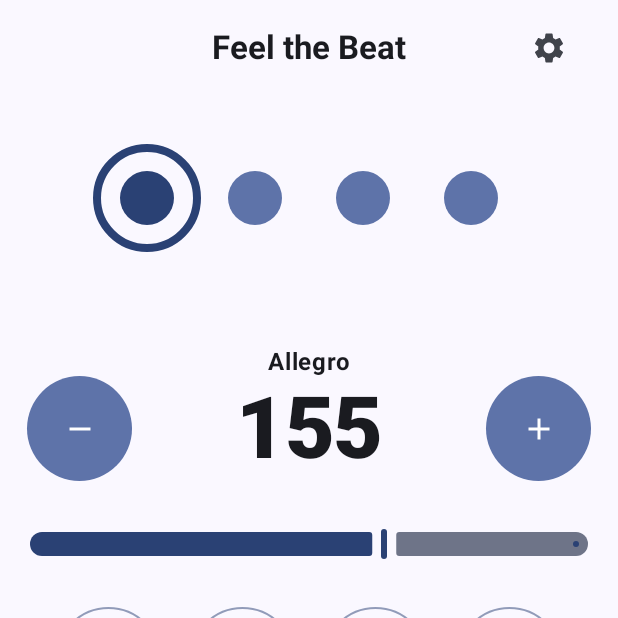
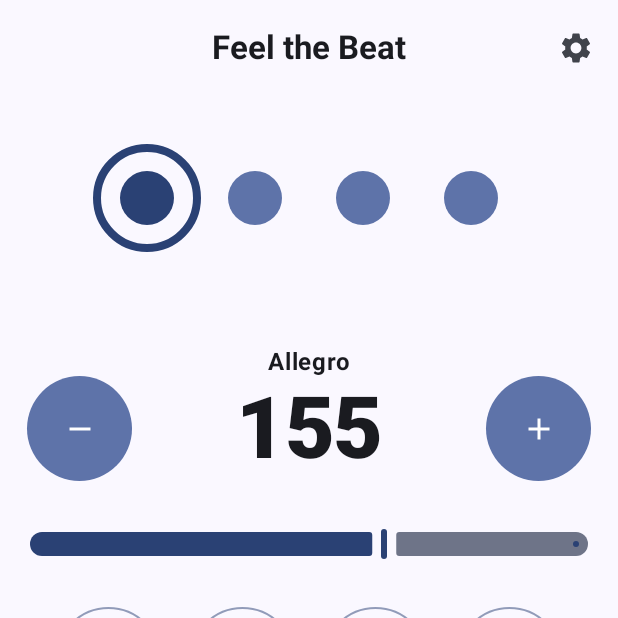
Before and after one commit to Merkost/Metronome, an Android app built with Jetpack Compose: the main screen opened through its navigation route, on a phone screen of 412 x 824 dp, the top half of it. Run offline under Robolectric (Android 15) with nearby library versions, the light colour scheme and no system bars; our stand-ins replace Timber.

Commit message:
Moved top bar to the scaffold on MainScreen

```diff
--- a/app/src/main/java/com/merkost/metronome/screens/MainScreen.kt
+++ b/app/src/main/java/com/merkost/metronome/screens/MainScreen.kt
@@ -42,7 +42,6 @@ import androidx.compose.ui.Alignment
 import androidx.compose.ui.Modifier
 import androidx.compose.ui.draw.drawWithContent
 import androidx.compose.ui.graphics.Color
-import androidx.compose.ui.platform.LocalContext
 import androidx.compose.ui.text.font.FontWeight
 import androidx.compose.ui.text.style.TextAlign
 import androidx.compose.ui.tooling.preview.Preview
@@ -95,9 +94,32 @@ fun MainScreen(onSettingsClicked: () -> Unit) {
             }
         }
     }
+    val primaryColor = MaterialTheme.colorScheme.primary
 
     Scaffold(
-        contentWindowInsets = WindowInsets(0.dp)
+        contentWindowInsets = WindowInsets(0.dp),
+                topBar = {
+            CenterAlignedTopAppBar(
+                modifier = Modifier.drawWithContent {
+                    drawContent()
+                    drawRect(
+                        primaryColor,
+                        alpha = boxColorAnimation.value.coerceIn(0f, 0.5f)
+                    )
+                },
+                title = {
+                    Text(
+                        text = "Feel the Beat",
+                        style = LocalTextStyle.current.copy(fontWeight = FontWeight.Bold)
+                    )
+                },
+                actions = {
+                    IconButton(onClick = onSettingsClicked) {
+                        Icon(Icons.Default.Settings, Icons.Default.Settings.name)
+                    }
+                }
+            )
+        }
     ) {
         Column(
             modifier = Modifier
@@ -106,7 +128,6 @@ fun MainScreen(onSettingsClicked: () -> Unit) {
             horizontalAlignment = Alignment.CenterHorizontally,
             verticalArrangement = Arrangement.spacedBy(32.dp)
         ) {
-            val primaryColor = MaterialTheme.colorScheme.primary
             Column(
                 modifier = Modifier
                     .fillMaxWidth()
@@ -117,23 +138,11 @@ fun MainScreen(onSettingsClicked: () -> Unit) {
                             alpha = boxColorAnimation.value.coerceIn(0f, 0.5f)
                         )
                     }
+                    .padding(top = 32.dp)
                     .padding(horizontal = horizontalPadding),
                 horizontalAlignment = Alignment.CenterHorizontally,
                 verticalArrangement = Arrangement.spacedBy(32.dp)
             ) {
-                CenterAlignedTopAppBar(
-                    title = {
-                        Text(
-                            text = "Feel the Beat",
-                            style = LocalTextStyle.current.copy(fontWeight = FontWeight.Bold)
-                        )
-                    },
-                    actions = {
-                        IconButton(onClick = onSettingsClicked) {
-                            Icon(Icons.Default.Settings, Icons.Default.Settings.name)
-                        }
-                    }
-                )
 
                 MetronomeBalls(
                     modifier = Modifier.padding(bottom = 64.dp),
```
